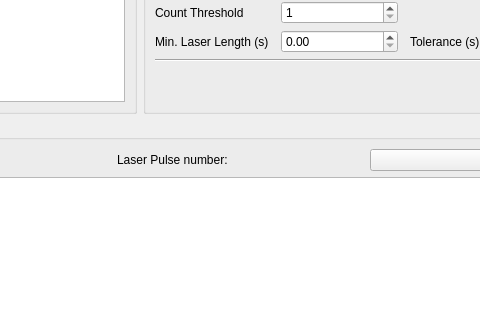
Ulm-IQO/qudi, file gui/pulsed/ui_pulse_extraction.ui: the form before one commit; both pictures show x 159 to 639 and y 226 to 546 of the 799 by 686 pixel window.
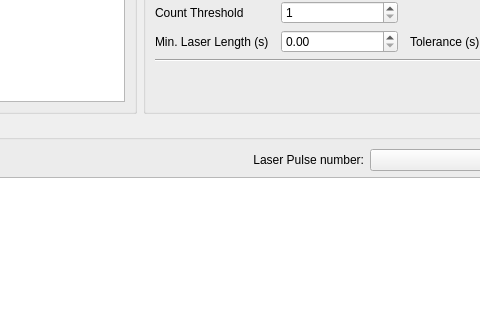
The form after the commit. Custom widgets are drawn as their Qt base class.

What changed in the file:
```diff
--- a/gui/pulsed/ui_pulse_extraction.ui
+++ b/gui/pulsed/ui_pulse_extraction.ui
@@ -311,6 +311,9 @@
           <property name="text">
            <string>Laser Pulse number:</string>
           </property>
+          <property name="alignment">
+           <set>Qt::AlignRight|Qt::AlignTrailing|Qt::AlignVCenter</set>
+          </property>
          </widget>
         </item>
         <item row="0" column="0">
```
